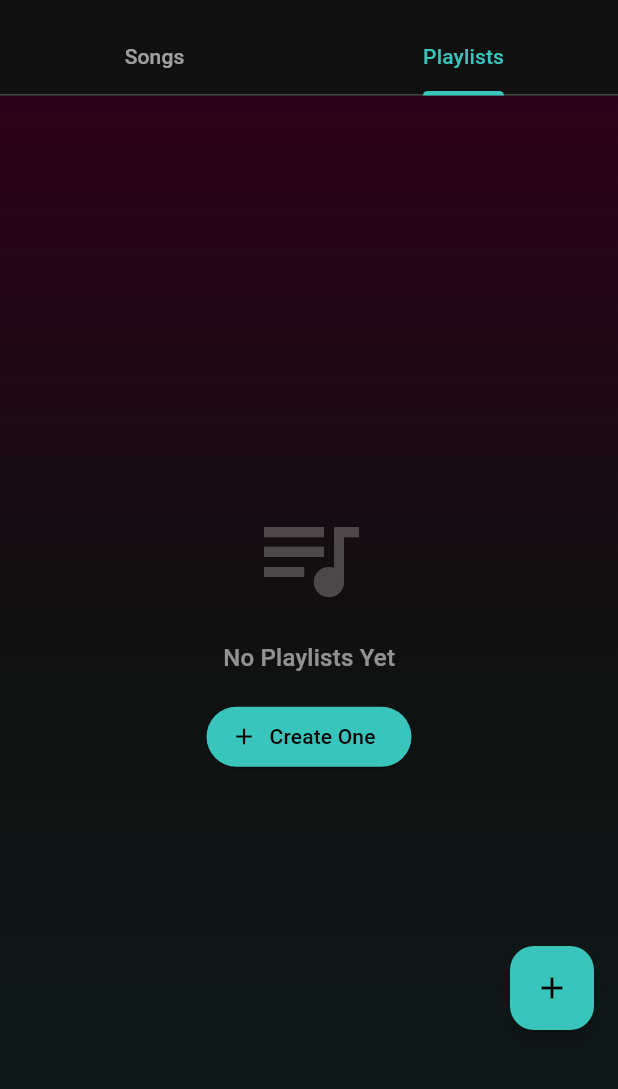
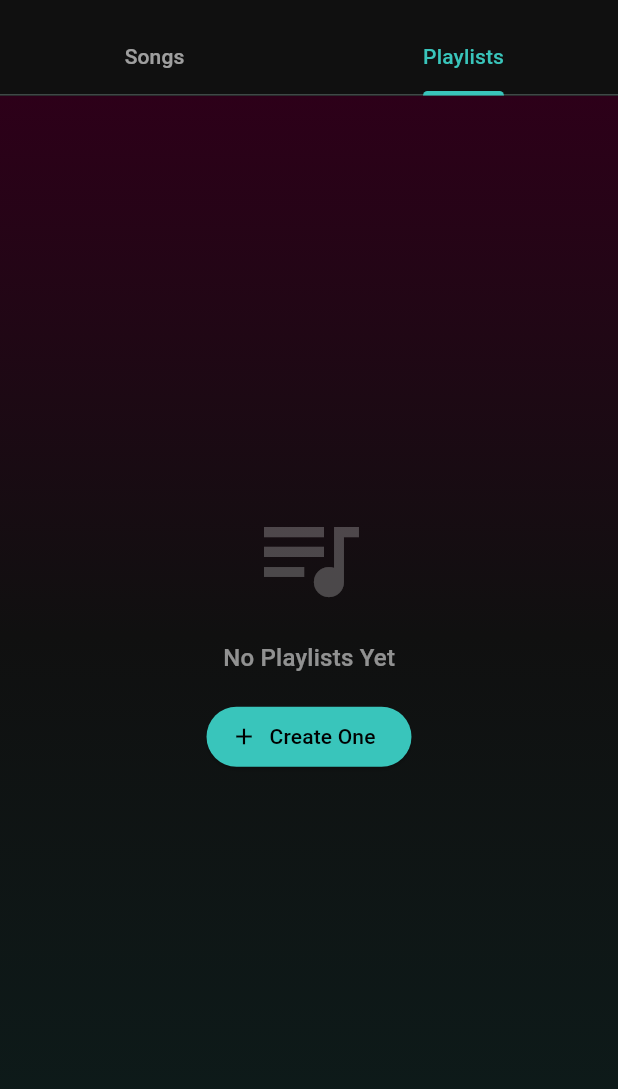
Before and after one commit to Ejre/Music-App-Player, a Flutter app: the screen it shows after launch, tab 2 chosen, on a phone screen of 412 x 824 dp, the part 62-1151 px from its top. Run offline on Flutter 3.47's test engine with Material 3 defaults, Android fonts, the phone set to English and light mode, and no system bars; our stand-ins replace audio_service, dartz, equatable, flutter_bloc, get_it, hive and 6 more; accounts and stored records are empty.

Commit message:
Update UI

```diff
--- a/lib/features/playlist/presentation/pages/playlist_list_page.dart
+++ b/lib/features/playlist/presentation/pages/playlist_list_page.dart
@@ -12,13 +12,20 @@ class PlaylistListPage extends StatelessWidget {
   Widget build(BuildContext context) {
     return Scaffold(
       backgroundColor: Colors.transparent,
-      floatingActionButton: Padding(
+      floatingActionButton: BlocBuilder<PlaylistBloc, PlaylistState>(
+        builder: (context, state) {
+          if (state is PlaylistLoaded && state.playlists.isNotEmpty) {
+            return Padding(
               padding: const EdgeInsets.only(bottom: 80.0),
               child: FloatingActionButton(
                 backgroundColor: const Color(0xFF39C5BB),
                 child: const Icon(Icons.add, color: Colors.black),
                 onPressed: () => _showCreatePlaylistDialog(context),
               ),
+            );
+          }
+           return const SizedBox.shrink();
+        },
       ),
       body: BlocBuilder<PlaylistBloc, PlaylistState>(
         builder: (context, state) {
```
Lines whose indentation alone changed are shown as unchanged.
